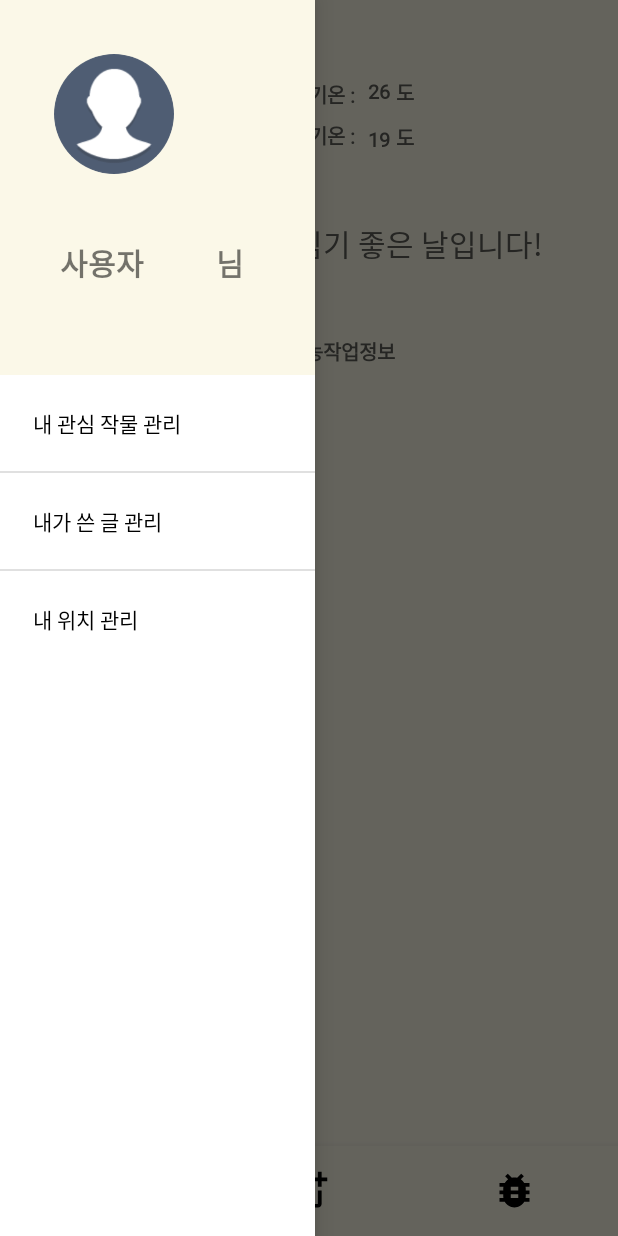
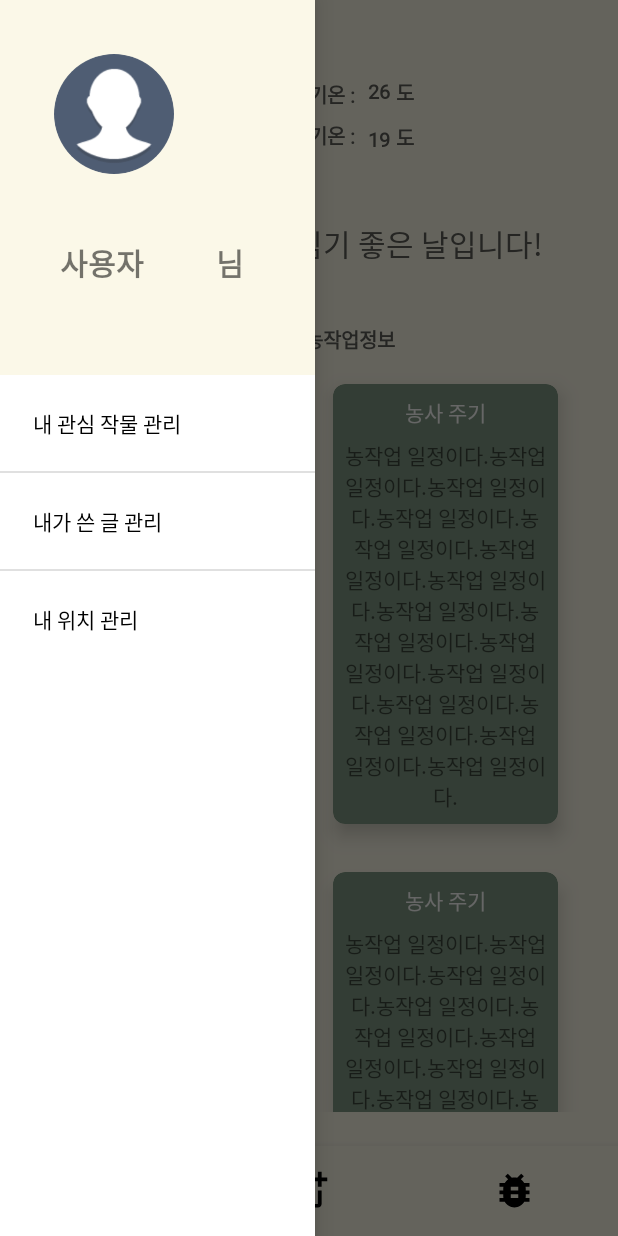
Before and after one commit to keemyujeong/TP11PlantOrNot, an Android app: the screen it shows after launch (MainActivity), with the side drawer open, on a phone screen of 412 x 824 dp. Run offline under Robolectric (Android 15) with nearby library versions, the phone set to English and light mode, and no system bars; our stand-ins replace CircleImageView.

Commit message:
dev 11/2 16:40

```diff
--- a/app/src/main/java/com/kyjsoft/tp11plantornot/HomeAdapter.kt
+++ b/app/src/main/java/com/kyjsoft/tp11plantornot/HomeAdapter.kt
@@ -1,22 +1,31 @@
 package com.kyjsoft.tp11plantornot
 
+import android.content.Context
+import android.view.LayoutInflater
 import android.view.View
 import android.view.ViewGroup
 import androidx.recyclerview.widget.RecyclerView
+import com.kyjsoft.tp11plantornot.databinding.HomeRecyclerItemBinding
+import com.kyjsoft.tp11plantornot.databinding.PickRecyclerItemBinding
+// context가 null일 수도 있기 때문에 물을표를 붙여야 homefragment에서 context를 알아들음 nullable로 인식함.
+class HomeAdapter(val context: Context?, var items: MutableList<HomeRecyclerItem>) : RecyclerView.Adapter<HomeAdapter.VH>() {
 
-class HomeAdapter : RecyclerView.Adapter<HomeAdapter.VH>() {
-
-    inner class VH(itemView: View) : RecyclerView.ViewHolder(itemView)
+    inner class VH(itemView: View) : RecyclerView.ViewHolder(itemView){
+        val binding: HomeRecyclerItemBinding = HomeRecyclerItemBinding.bind(itemView)
+    }
 
     override fun onCreateViewHolder(parent: ViewGroup, viewType: Int): VH {
-        TODO("Not yet implemented")
+        var itemView : View = LayoutInflater.from(context).inflate(R.layout.home_recycler_item, parent, false)
+        return VH(itemView)
     }
 
     override fun onBindViewHolder(holder: VH, position: Int) {
-        TODO("Not yet implemented")
+
+        holder.binding.tvText.text = items[position].text
+        holder.binding.tvTitle.text = items[position].title
+
     }
 
-    override fun getItemCount(): Int {
-        TODO("Not yet implemented")
-    }
+    override fun getItemCount(): Int = items.size
+
 }
--- a/app/src/main/java/com/kyjsoft/tp11plantornot/HomeFragment.kt
+++ b/app/src/main/java/com/kyjsoft/tp11plantornot/HomeFragment.kt
@@ -25,6 +25,8 @@ class HomeFragment: Fragment() {
     override fun onViewCreated(view: View, savedInstanceState: Bundle?) {
         super.onViewCreated(view, savedInstanceState)
 
+        binding.recyclerView.adapter = HomeAdapter(activity, items)
+
         loadData()
     }
 
--- a/app/src/main/res/layout/fragment_home.xml
+++ b/app/src/main/res/layout/fragment_home.xml
@@ -191,7 +191,7 @@
         android:layout_below="@+id/today"
         android:layout_centerInParent="true"
         android:orientation="horizontal"
-        android:padding="16dp">
+        android:layout_marginTop="8dp">
 
         <TextView
             android:id="@+id/my_plant2"
@@ -223,7 +223,7 @@
         android:layout_height="match_parent"
         android:layout_below="@id/tv_info"
         app:layoutManager="androidx.recyclerview.widget.StaggeredGridLayoutManager"
-        app:spanCount="2"/>
+        app:spanCount="2" />
 
 
 
--- a/app/src/main/res/layout/home_recycler_item.xml
+++ b/app/src/main/res/layout/home_recycler_item.xml
@@ -4,7 +4,7 @@
     android:layout_height="wrap_content"
     xmlns:app="http://schemas.android.com/apk/res-auto"
     app:cardCornerRadius="8dp"
-    app:cardElevation="16dp"
+    app:cardElevation="8dp"
     android:layout_margin="16dp"
     app:cardBackgroundColor="@color/leap">
 
@@ -23,14 +23,16 @@
             android:fontFamily="@font/suncheon"
             android:layout_centerHorizontal="true"
             />
+
         <TextView
             android:id="@+id/tv_text"
             android:layout_width="wrap_content"
             android:layout_height="wrap_content"
+            android:layout_below="@+id/tv_title"
+            android:layout_marginTop="8dp"
             android:fontFamily="@font/suncheon"
             android:text="dummy data dummy data dummy data dummy data dummy data dummy data dummy data "
-            android:layout_below="@+id/tv_title"
-            android:layout_marginTop="8dp"/>
+            android:gravity="center"/>
 
 
 
```
